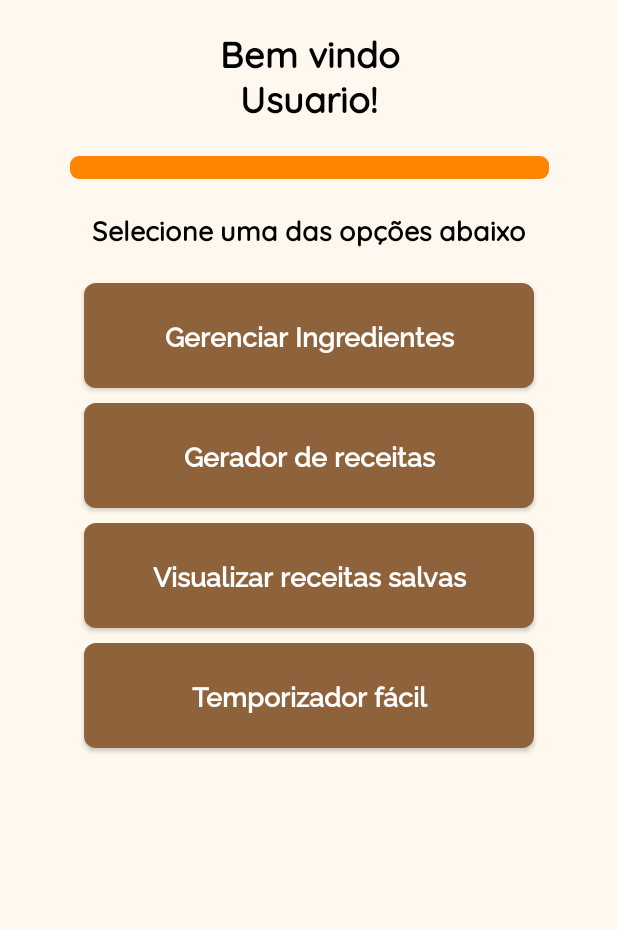
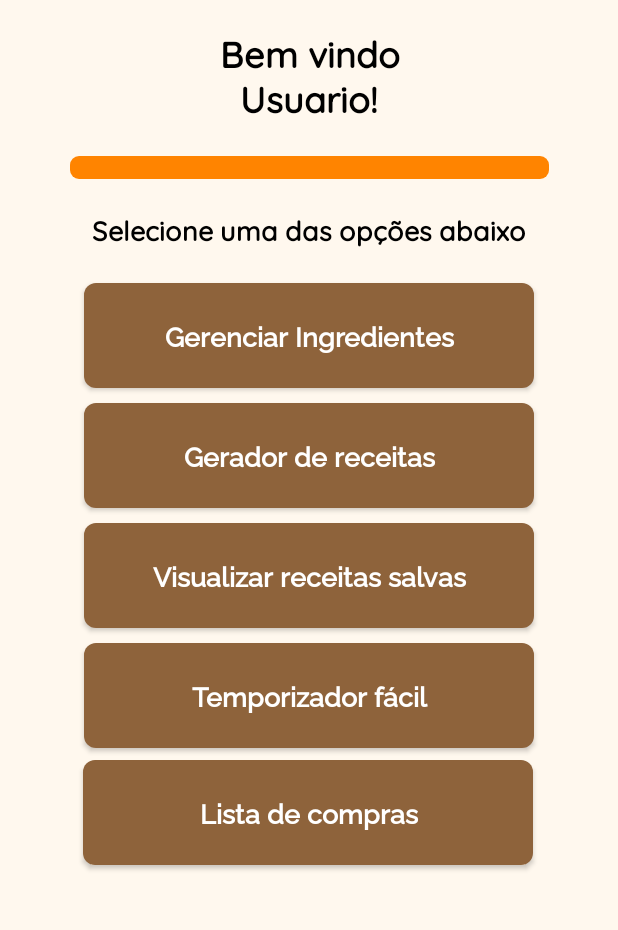
Before and after one commit to ratio-culinae-proj-final/RC-Android, an Android app: the HomePageActivity screen opened directly, with no data from a screen before it, on a phone screen of 412 x 824 dp, the part 284-1214 px from its top. Run offline under Robolectric (Android 15) with nearby library versions, the phone set to English and light mode, and no system bars.

Commit message:
tudo funcionando :) - deu problema no merge, entao tive que ir de arquivo em arquivo da branch listacompras e colocar na main

```diff
--- a/app/src/main/AndroidManifest.xml
+++ b/app/src/main/AndroidManifest.xml
@@ -16,6 +16,9 @@
         android:supportsRtl="true"
         android:theme="@style/Theme.RatioCulinae"
         tools:targetApi="31">
+        <activity
+            android:name=".screens.ShoppingActivity"
+            android:exported="false" />
         <activity
             android:name=".screens.ReceitasFavoritasActivity"
             android:exported="false" />
--- a/app/src/main/java/com/example/ratioculinae/database/AppDatabase.java
+++ b/app/src/main/java/com/example/ratioculinae/database/AppDatabase.java
@@ -6,16 +6,18 @@ import androidx.room.Database;
 import androidx.room.Room;
 import androidx.room.RoomDatabase;
 
+import com.example.ratioculinae.database.dao.CompraDAO;
 import com.example.ratioculinae.database.dao.IngredienteDAO;
 import com.example.ratioculinae.database.dao.ReceitaFavoritaDao;
 import com.example.ratioculinae.database.dao.UsuarioDAO;
 import com.example.ratioculinae.database.dao.UsuarioIngredienteDao;
 import com.example.ratioculinae.database.relations.UsuarioIngredienteRef;
+import com.example.ratioculinae.models.Compra;
 import com.example.ratioculinae.models.Ingrediente;
 import com.example.ratioculinae.models.ReceitaFavorita;
 import com.example.ratioculinae.models.Usuario;
 
-@Database(entities = {Usuario.class, Ingrediente.class, UsuarioIngredienteRef.class, ReceitaFavorita.class}, version = 1)
+@Database(entities = {Usuario.class, Ingrediente.class, UsuarioIngredienteRef.class, ReceitaFavorita.class, Compra.class}, version = 1)
 public abstract class AppDatabase extends RoomDatabase {
 
     private static AppDatabase instance;
@@ -23,6 +25,7 @@ public abstract class AppDatabase extends RoomDatabase {
     public abstract IngredienteDAO ingredientesDAO();
     public abstract UsuarioIngredienteDao usuarioIngredienteDao();
     public abstract ReceitaFavoritaDao receitaFavoritaDao();
+    public abstract CompraDAO compraDAO();
 
     public static synchronized AppDatabase getInstance(Context context) {
         if (instance == null) {
--- a/app/src/main/java/com/example/ratioculinae/screens/HomePageActivity.java
+++ b/app/src/main/java/com/example/ratioculinae/screens/HomePageActivity.java
@@ -16,7 +16,7 @@ import com.example.ratioculinae.models.Usuario;
 public class HomePageActivity extends AppCompatActivity {
 
     private TextView welcomeText;
-    private Button btnIngredientes, btnGerador, btnVisualizar, btnTemporizador;
+    private Button btnIngredientes, btnGerador, btnVisualizar, btnTemporizador, btnCompras;
 
     @Override
     protected void onCreate(Bundle savedInstanceState) {
@@ -36,6 +36,7 @@ public class HomePageActivity extends AppCompatActivity {
         btnVisualizar = findViewById(R.id.btnVisualizar);
         btnTemporizador = findViewById(R.id.btnTemporizador);
         btnVisualizar = findViewById(R.id.btnVisualizar);
+        btnCompras = findViewById(R.id.btnCompras);
     }
 
     private void carregarUsuarioLogado() {
@@ -73,5 +74,9 @@ public class HomePageActivity extends AppCompatActivity {
         btnTemporizador.setOnClickListener(v -> {
             startActivity(new Intent(this, TemporizadorActivity.class));
         });
+
+        btnCompras.setOnClickListener(v -> {
+            startActivity(new Intent(this, ShoppingActivity.class));
+        });
     }
 }
--- a/app/src/main/res/layout/activity_home_page.xml
+++ b/app/src/main/res/layout/activity_home_page.xml
@@ -1,29 +1,17 @@
 <?xml version="1.0" encoding="utf-8"?>
-<androidx.constraintlayout.widget.ConstraintLayout
+<ScrollView
     xmlns:android="http://schemas.android.com/apk/res/android"
     xmlns:app="http://schemas.android.com/apk/res-auto"
     xmlns:tools="http://schemas.android.com/tools"
     android:layout_width="match_parent"
     android:layout_height="match_parent"
+    android:fillViewport="true"
     android:background="#FFF8EE">
 
-    <!-- Logo do chef + livro -->
-
-    <!-- Título Ratio Culinae -->
-
-    <!-- Linha laranja -->
-
-    <!-- Texto de boas-vindas -->
-
-    <!-- Subtítulo -->
-
-    <!-- Botão Gerenciar Ingredientes -->
-
-    <!-- Botão Gerador de Receitas -->
-
-    <!-- Botão Visualizar receitas salvas -->
-
-    <!-- Botão Temporizador fácil -->
+    <androidx.constraintlayout.widget.ConstraintLayout
+        android:layout_width="match_parent"
+        android:layout_height="wrap_content"
+        android:paddingBottom="24dp">
 
         <ImageView
             android:id="@+id/imageLogo"
@@ -50,19 +38,7 @@
             android:textStyle="bold"
             app:layout_constraintEnd_toEndOf="parent"
             app:layout_constraintStart_toStartOf="parent"
-        app:layout_constraintTop_toBottomOf="@+id/imageLogo" />
-
-    <View
-        android:id="@+id/linhaLaranja"
-        android:layout_width="319dp"
-        android:layout_height="15dp"
-        android:layout_marginStart="50dp"
-        android:layout_marginTop="5dp"
-        android:layout_marginEnd="50dp"
-        android:background="@drawable/decorative_bar"
-        app:layout_constraintEnd_toEndOf="parent"
-        app:layout_constraintStart_toStartOf="parent"
-        app:layout_constraintTop_toBottomOf="@+id/textBemVindo" />
+            app:layout_constraintTop_toBottomOf="@id/imageLogo" />
 
         <TextView
             android:id="@+id/textBemVindo"
@@ -79,7 +55,19 @@
             android:textStyle="bold"
             app:layout_constraintEnd_toEndOf="parent"
             app:layout_constraintStart_toStartOf="parent"
-        app:layout_constraintTop_toBottomOf="@+id/textTitulo" />
+            app:layout_constraintTop_toBottomOf="@id/textTitulo" />
+
+        <View
+            android:id="@+id/linhaLaranja"
+            android:layout_width="319dp"
+            android:layout_height="15dp"
+            android:layout_marginStart="50dp"
+            android:layout_marginTop="5dp"
+            android:layout_marginEnd="50dp"
+            android:background="@drawable/decorative_bar"
+            app:layout_constraintEnd_toEndOf="parent"
+            app:layout_constraintStart_toStartOf="parent"
+            app:layout_constraintTop_toBottomOf="@id/textBemVindo" />
 
         <TextView
             android:id="@+id/textSelecione"
@@ -95,15 +83,15 @@
             android:textStyle="bold"
             app:layout_constraintEnd_toEndOf="parent"
             app:layout_constraintStart_toStartOf="parent"
-        app:layout_constraintTop_toBottomOf="@+id/linhaLaranja" />
+            app:layout_constraintTop_toBottomOf="@id/linhaLaranja" />
 
         <androidx.appcompat.widget.AppCompatButton
             android:id="@+id/btnIngredientes"
+            style="@style/TextButton"
             android:layout_width="300dp"
             android:layout_height="70dp"
             android:layout_marginStart="50dp"
             android:layout_marginTop="23dp"
-        style="@style/TextButton"
             android:layout_marginEnd="50dp"
             android:background="@drawable/button_background_brown"
             android:padding="12dp"
@@ -114,14 +102,14 @@
             android:textStyle="bold"
             app:layout_constraintEnd_toEndOf="parent"
             app:layout_constraintStart_toStartOf="parent"
-        app:layout_constraintTop_toBottomOf="@+id/textSelecione" />
+            app:layout_constraintTop_toBottomOf="@id/textSelecione" />
 
         <androidx.appcompat.widget.AppCompatButton
             android:id="@+id/btnGerador"
+            style="@style/TextButton"
             android:layout_width="300dp"
             android:layout_height="70dp"
             android:layout_marginStart="50dp"
-        style="@style/TextButton"
             android:layout_marginTop="10dp"
             android:layout_marginEnd="50dp"
             android:background="@drawable/button_background_brown"
@@ -133,13 +121,13 @@
             android:textStyle="bold"
             app:layout_constraintEnd_toEndOf="parent"
             app:layout_constraintStart_toStartOf="parent"
-        app:layout_constraintTop_toBottomOf="@+id/btnIngredientes" />
+            app:layout_constraintTop_toBottomOf="@id/btnIngredientes" />
 
         <androidx.appcompat.widget.AppCompatButton
             android:id="@+id/btnVisualizar"
+            style="@style/TextButton"
             android:layout_width="300dp"
             android:layout_height="70dp"
-        style="@style/TextButton"
             android:layout_marginStart="50dp"
             android:layout_marginTop="10dp"
             android:layout_marginEnd="50dp"
@@ -152,12 +140,12 @@
             android:textStyle="bold"
             app:layout_constraintEnd_toEndOf="parent"
             app:layout_constraintStart_toStartOf="parent"
-        app:layout_constraintTop_toBottomOf="@+id/btnGerador" />
+            app:layout_constraintTop_toBottomOf="@id/btnGerador" />
 
         <androidx.appcompat.widget.AppCompatButton
             android:id="@+id/btnTemporizador"
+            style="@style/TextButton"
             android:layout_width="300dp"
-        style="@style/TextButton"
             android:layout_height="70dp"
             android:layout_marginStart="50dp"
             android:layout_marginTop="10dp"
@@ -171,7 +159,29 @@
             android:textStyle="bold"
             app:layout_constraintEnd_toEndOf="parent"
             app:layout_constraintStart_toStartOf="parent"
-        app:layout_constraintTop_toBottomOf="@+id/btnVisualizar"
+            app:layout_constraintTop_toBottomOf="@id/btnVisualizar"
+            app:layout_constraintWidth_percent="0.8" />
+
+        <androidx.appcompat.widget.AppCompatButton
+            android:id="@+id/btnCompras"
+            style="@style/TextButton"
+            android:layout_width="300dp"
+            android:layout_height="70dp"
+            android:layout_marginStart="50dp"
+            android:layout_marginTop="8dp"
+            android:layout_marginEnd="50dp"
+            android:background="@drawable/button_background_brown"
+            android:padding="12dp"
+            android:text="Lista de compras"
+            android:textAllCaps="false"
+            android:textColor="#FFFFFF"
+            android:textSize="18sp"
+            android:textStyle="bold"
+            app:layout_constraintEnd_toEndOf="parent"
+            app:layout_constraintHorizontal_bias="0.454"
+            app:layout_constraintStart_toStartOf="parent"
+            app:layout_constraintTop_toBottomOf="@id/btnTemporizador"
             app:layout_constraintWidth_percent="0.8" />
 
     </androidx.constraintlayout.widget.ConstraintLayout>
+</ScrollView>
```
Also changed, not shown: app/src/main/java/com/example/ratioculinae/database/dao/CompraDAO.java (added, +22 -0 lines), app/src/main/java/com/example/ratioculinae/models/Compra.java (added, +34 -0 lines), app/src/main/java/com/example/ratioculinae/screens/ShoppingActivity.java (added, +105 -0 lines), app/src/main/res/layout/activity_shopping.xml (added, +108 -0 lines), 1 other file. Lines whose indentation alone changed are shown as unchanged.
